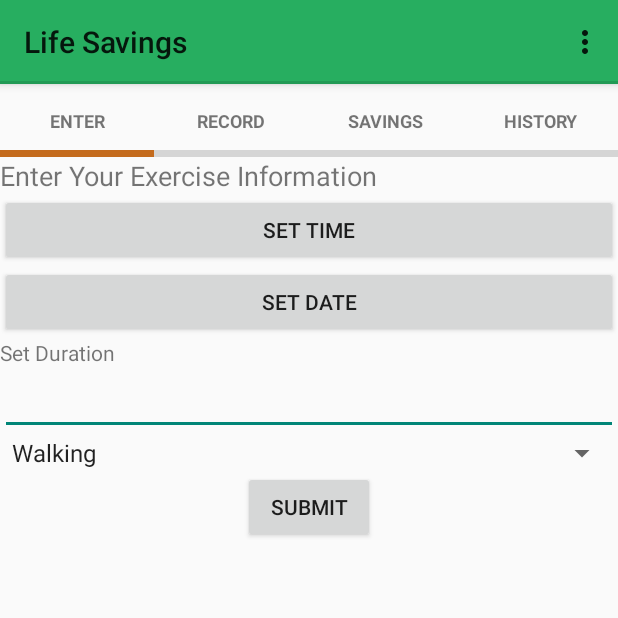
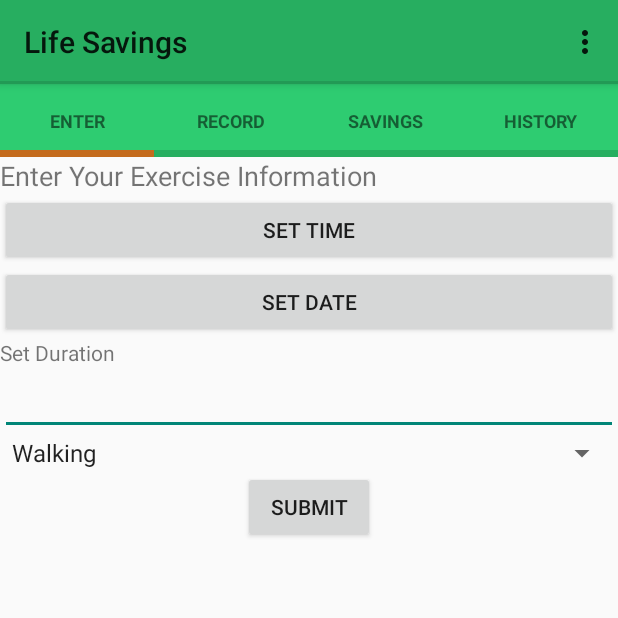
Before and after one commit to dmcvicar/Life-Savings, an Android app: the HomeActivity screen opened directly, with no data from a screen before it, on a phone screen of 412 x 824 dp, the top half of it. Run offline under Robolectric (Android 15) with nearby library versions, the phone set to English and light mode, and no system bars; 2 statements that could not run were skipped.

```diff
--- a/app/src/main/java/lifesavings/activities/EditProfileActivity.java
+++ b/app/src/main/java/lifesavings/activities/EditProfileActivity.java
@@ -88,7 +88,8 @@ public class EditProfileActivity extends ActionBarActivity {
     @Override
     public boolean onCreateOptionsMenu(Menu menu) {
         // Inflate the menu; this adds items to the action bar if it is present.
-        getMenuInflater().inflate(R.menu.menu_edit_profile, menu);
+        if(primary != null)
+            getMenuInflater().inflate(R.menu.menu_edit_profile, menu);
         return true;
     }
 
--- a/app/src/main/java/lifesavings/activities/HomeActivity.java
+++ b/app/src/main/java/lifesavings/activities/HomeActivity.java
@@ -1,8 +1,6 @@
 package lifesavings.activities;
 
 import android.content.Intent;
-import android.graphics.Color;
-import android.graphics.drawable.ColorDrawable;
 import android.net.Uri;
 import android.support.v4.app.Fragment;
 import android.support.v4.view.ViewPager;
@@ -175,6 +173,5 @@ public class HomeActivity extends ActionBarActivity implements ProfileSavingsFra
     public void onFragmentInteractionUser(String str){
 
     }
-
     //</editor-fold>
 }
--- a/app/src/main/res/layout/activity_home.xml
+++ b/app/src/main/res/layout/activity_home.xml
@@ -6,7 +6,8 @@
     <lifesavings.view.SlidingTabLayout
         android:id="@+id/tab"
         android:layout_width="fill_parent"
-        android:layout_height="wrap_content"/>
+        android:layout_height="wrap_content"
+        android:background="@color/tab_color"/>
 
     <android.support.v4.view.ViewPager
         android:id="@+id/viewpager"
--- a/app/src/main/res/values/colors.xml
+++ b/app/src/main/res/values/colors.xml
@@ -1,2 +1,5 @@
 <?xml version="1.0" encoding="utf-8"?>
-<resources></resources>
+<resources>
+    <color name="tab_color" >#2ecc71</color>
+    <color name="indicator_color"></color>
+</resources>
--- a/app/src/main/res/values/styles_example.xml
+++ b/app/src/main/res/values/styles_example.xml
@@ -29,8 +29,6 @@
         <item name="actionModeBackground">@drawable/cab_background_top_example</item>
         <item name="actionModeSplitBackground">@drawable/cab_background_bottom_example</item>
         <item name="actionModeCloseButtonStyle">@style/ActionButton.CloseMode.Example</item>
-
-
     </style>
 
     <style name="ActionBar.Solid.Example" parent="@style/Widget.AppCompat.Light.ActionBar.Solid">
```
